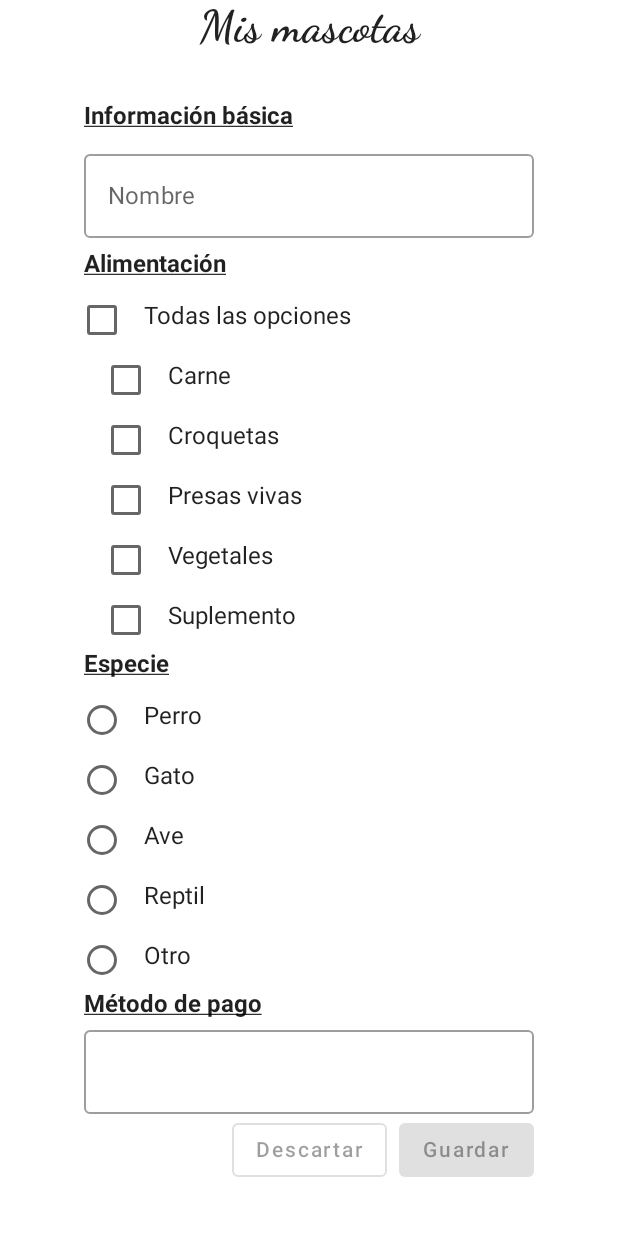
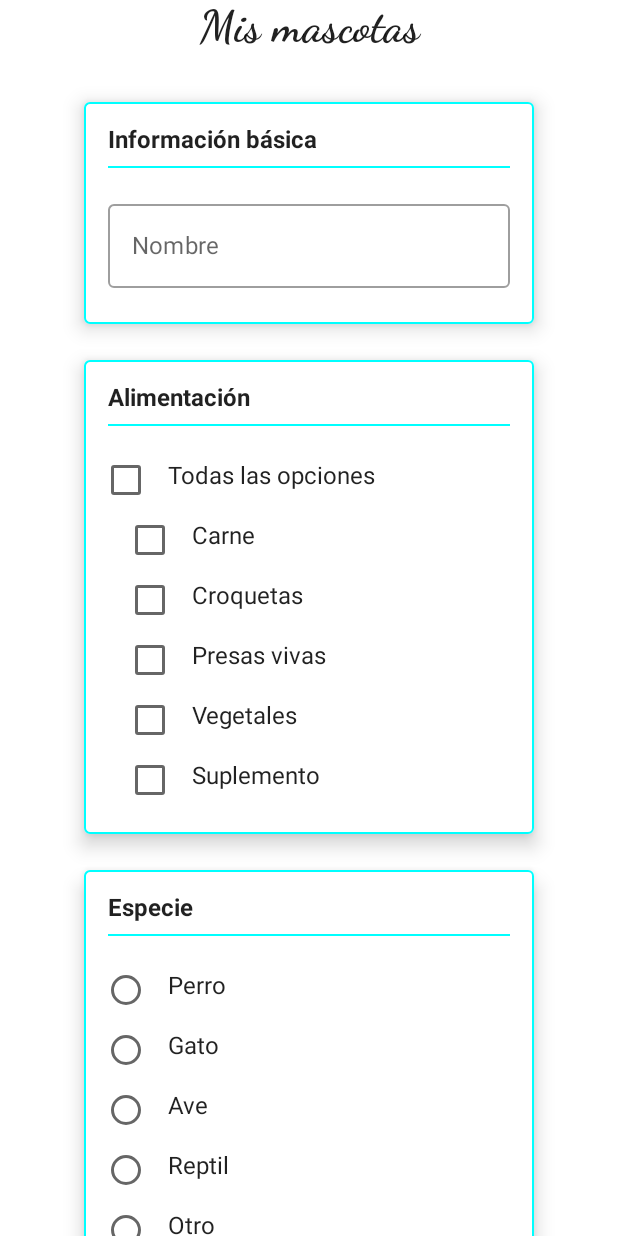
Before and after one commit to pereyrarg11/Compose-Components, an Android app built with Jetpack Compose: the screen it shows after launch (MainActivity), on a phone screen of 412 x 824 dp. Run offline under Robolectric (Android 15) with nearby library versions, the phone set to English and light mode, and no system bars.

Commit message:
chore: improve form with form-groups

```diff
--- a/app/src/main/java/com/pereyrarg11/composecomponents/ui/views/MainActivity.kt
+++ b/app/src/main/java/com/pereyrarg11/composecomponents/ui/views/MainActivity.kt
@@ -32,6 +32,7 @@ import com.pereyrarg11.composecomponents.ui.theme.ComposeComponentsTheme
 import com.pereyrarg11.composecomponents.ui.views.actions.Actions
 import com.pereyrarg11.composecomponents.ui.views.food.FoodFormGroup
 import com.pereyrarg11.composecomponents.ui.views.food.buildFoodOptions
+import com.pereyrarg11.composecomponents.ui.views.form.group.FormGroupLayout
 import com.pereyrarg11.composecomponents.ui.views.payment.PaymentMethodFormGroup
 import com.pereyrarg11.composecomponents.ui.views.species.AnimalSpecieFormGroup
 import com.pereyrarg11.composecomponents.ui.views.species.buildAnimalSpecieOptions
@@ -167,16 +168,7 @@ fun TextInputForm(value: String, label: String, onValueChanged: (String) -> Unit
 
 @Composable
 fun InfoFormGroup(name: String, onNameChanged: (String) -> Unit) {
-    Column(
-        Modifier
-            .fillMaxWidth()
-    ) {
-        FormGroupLabel(text = "Información básica")
-        Spacer(
-            Modifier
-                .height(8.dp)
-                .fillMaxWidth()
-        )
+    FormGroupLayout(label = "Información básica") {
         TextInputForm(value = name, label = "Nombre", onValueChanged = onNameChanged)
     }
 }
--- a/app/src/main/java/com/pereyrarg11/composecomponents/ui/views/food/food_layout.kt
+++ b/app/src/main/java/com/pereyrarg11/composecomponents/ui/views/food/food_layout.kt
@@ -11,7 +11,7 @@ import androidx.compose.ui.Modifier
 import androidx.compose.ui.semantics.Role
 import androidx.compose.ui.state.ToggleableState
 import androidx.compose.ui.unit.dp
-import com.pereyrarg11.composecomponents.ui.views.FormGroupLabel
+import com.pereyrarg11.composecomponents.ui.views.form.group.FormGroupLayout
 
 @Composable
 fun FoodFormGroup(options: List<FoodOption>) {
@@ -27,13 +27,7 @@ fun FoodFormGroup(options: List<FoodOption>) {
         options.forEach { it.onCheckedChange(isOn) }
     }
 
-    Column(Modifier.fillMaxWidth()) {
-        FormGroupLabel(text = "Alimentación")
-        Spacer(
-            Modifier
-                .height(8.dp)
-                .fillMaxWidth()
-        )
+    FormGroupLayout(label = "Alimentación") {
         TriStateCheckboxOption(state = allOptionsState, onClickListener = onAllOptionsClick)
         options.forEach {
             CheckboxOption(config = it)
--- a/app/src/main/java/com/pereyrarg11/composecomponents/ui/views/form/group/form_group_layout.kt
+++ b/app/src/main/java/com/pereyrarg11/composecomponents/ui/views/form/group/form_group_layout.kt
@@ -17,10 +17,10 @@ import androidx.compose.ui.unit.dp
 @Composable
 fun FormGroupLayout(label: String, content: @Composable () -> Unit) {
     Card(
-        modifier = Modifier.fillMaxWidth(),
+        modifier = Modifier.fillMaxWidth().padding(bottom = 24.dp),
         elevation = 8.dp,
         shape = MaterialTheme.shapes.small,
-        border = BorderStroke(1.dp, Color.Yellow)
+        border = BorderStroke(1.dp, Color.Cyan)
     ) {
         Column(modifier = Modifier.padding(16.dp)) {
             Text(text = label, fontWeight = FontWeight.Bold)
@@ -28,7 +28,7 @@ fun FormGroupLayout(label: String, content: @Composable () -> Unit) {
                 modifier = Modifier
                     .fillMaxWidth()
                     .padding(top = 8.dp, bottom = 16.dp),
-                color = Color.Yellow
+                color = Color.Cyan
             )
             content()
         }
--- a/app/src/main/java/com/pereyrarg11/composecomponents/ui/views/payment/payment_layout.kt
+++ b/app/src/main/java/com/pereyrarg11/composecomponents/ui/views/payment/payment_layout.kt
@@ -2,9 +2,7 @@ package com.pereyrarg11.composecomponents.ui.views.payment
 
 import androidx.compose.foundation.clickable
 import androidx.compose.foundation.layout.Column
-import androidx.compose.foundation.layout.Spacer
 import androidx.compose.foundation.layout.fillMaxWidth
-import androidx.compose.foundation.layout.height
 import androidx.compose.material.DropdownMenu
 import androidx.compose.material.DropdownMenuItem
 import androidx.compose.material.OutlinedTextField
@@ -15,19 +13,12 @@ import androidx.compose.runtime.mutableStateOf
 import androidx.compose.runtime.saveable.rememberSaveable
 import androidx.compose.runtime.setValue
 import androidx.compose.ui.Modifier
-import androidx.compose.ui.unit.dp
-import com.pereyrarg11.composecomponents.ui.views.FormGroupLabel
+import com.pereyrarg11.composecomponents.ui.views.form.group.FormGroupLayout
 
 
 @Composable
 fun PaymentMethodFormGroup(selectedMethod: String, onPaymentMethodSelected: (String) -> Unit) {
-    Column {
-        FormGroupLabel(text = "Método de pago")
-        Spacer(
-            Modifier
-                .height(8.dp)
-                .fillMaxWidth()
-        )
+    FormGroupLayout(label = "Método de Pago") {
         PaymentMethodDropdown(
             selectedText = selectedMethod,
             onItemSelected = onPaymentMethodSelected
--- a/app/src/main/java/com/pereyrarg11/composecomponents/ui/views/species/animal_specie_layout.kt
+++ b/app/src/main/java/com/pereyrarg11/composecomponents/ui/views/species/animal_specie_layout.kt
@@ -8,17 +8,11 @@ import androidx.compose.runtime.Composable
 import androidx.compose.ui.Modifier
 import androidx.compose.ui.semantics.Role
 import androidx.compose.ui.unit.dp
-import com.pereyrarg11.composecomponents.ui.views.FormGroupLabel
+import com.pereyrarg11.composecomponents.ui.views.form.group.FormGroupLayout
 
 @Composable
 fun AnimalSpecieFormGroup(options: List<AnimalSpecieOption>) {
-    Column(Modifier.fillMaxWidth()) {
-        FormGroupLabel(text = "Especie")
-        Spacer(
-            Modifier
-                .height(8.dp)
-                .fillMaxWidth()
-        )
+    FormGroupLayout(label = "Especie") {
         options.forEach { option ->
             AnimalSpecieRadioButton(optionConfig = option)
         }
```
